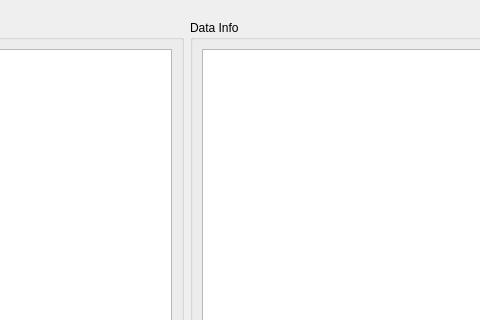
Before: the Qt Designer form vsvis/ui/file_inspection_dialog.ui in MisterVladimir/vsvis, drawn with Qt 5; both pictures show x 116 to 596 and y 0 to 320 of the 680 by 560 pixel window.
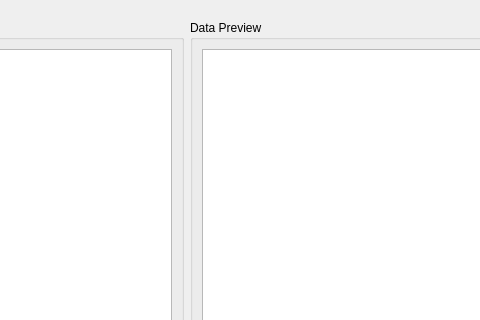
After: the same form once the commit is applied.

```diff
--- a/vsvis/ui/file_inspection_dialog.ui
+++ b/vsvis/ui/file_inspection_dialog.ui
@@ -66,7 +66,7 @@
          </sizepolicy>
         </property>
         <property name="title">
-         <string>Data Info</string>
+         <string>Data Preview</string>
         </property>
         <layout class="QVBoxLayout" name="verticalLayout_2">
          <item>
```
Left out of the diff: 4 changed lines with no effect on the pictures.
